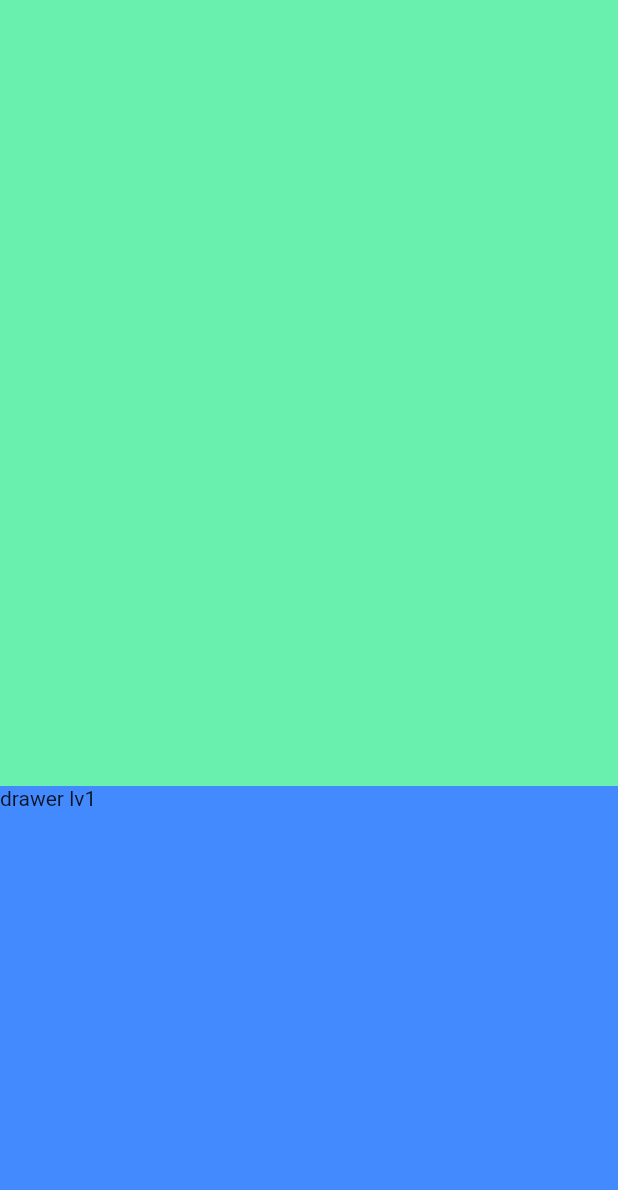
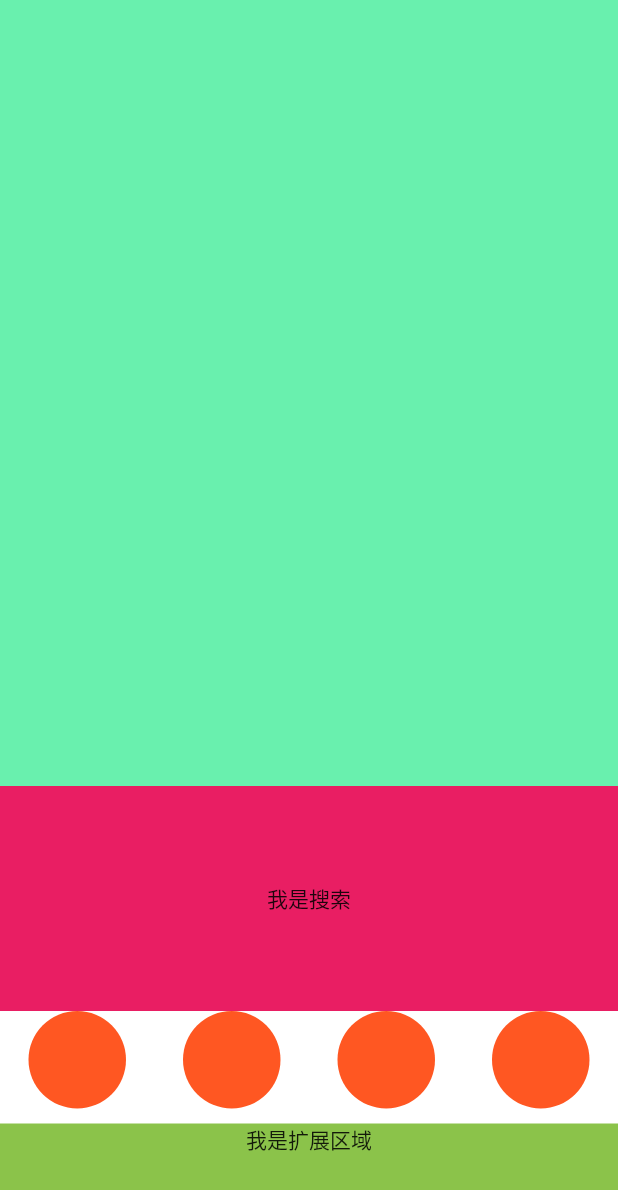
Before and after one commit to bladeofgod/flutter-mock-amap-drawer, a Flutter app: the screen it shows after launch, on a phone screen of 412 x 824 dp. Shown: the top 1190 px of the screen. Run offline on Flutter 3.47's test engine with Material 2 defaults, Android fonts, the phone set to English and light mode, and no system bars.

```diff
--- a/lib/drawer_demo.dart
+++ b/lib/drawer_demo.dart
@@ -57,12 +57,15 @@ class DrawerDemoState extends State<DrawerDemo> with SingleTickerProviderStateMi
   AnimationController animationController;
   Animation animation;
 
+  ///内部 扩展区widget的 position top
+  double expandPosTop;
 
+  double topArea ;
 
-  ///position top's flag
-  double top1;
-  double top2;
-  double top3;
+  ///stack 中 根container 的position 的top 值的三种情况
+  double top1;// DrawerLvl   lvl 1
+  double top2;// DrawerLvl   lvl 2
+  double top3;// DrawerLvl   lvl 3
 
   ///页面初始
   double initPositionTop;
@@ -74,6 +77,11 @@ class DrawerDemoState extends State<DrawerDemo> with SingleTickerProviderStateMi
 
   @override
   void initState() {
+
+    expandPosTop = searchHeight - minHeight + rowH;
+    topArea = 0;
+    log('init top', '$expandPosTop');
+
     animationController = AnimationController(vsync: this,duration: Duration(milliseconds: 300));
 
     top1 = size.height - drawerHeight;
@@ -84,6 +92,7 @@ class DrawerDemoState extends State<DrawerDemo> with SingleTickerProviderStateMi
 
     animationController.addListener(() {
       if(animation == null) return;
+      refreshExpandWidgetTop();
       setState(() {
         log('animation', '${animation.value}');
         initPositionTop = animation.value;
@@ -110,11 +119,47 @@ class DrawerDemoState extends State<DrawerDemo> with SingleTickerProviderStateMi
                 onVerticalDragStart: verticalDragStart,
                 onVerticalDragUpdate: verticalDragUpdate,
                 onVerticalDragEnd: verticalDragEnd,
-
                 child: Container(
                   width: size.width,height: drawerHeight,
-                  color: Colors.blueAccent,
-                  child: Text('drawer lv1'),
+                  color: Colors.white,
+                  child: Stack(
+                    children: <Widget>[
+                      ///search
+                      Container(
+                        alignment: Alignment.center,
+                        color: Colors.pink,
+                        width: size.width,height: searchHeight - minHeight,
+                        child: Text('我是搜索'),
+                      ),
+                      ///transform
+                      Positioned(
+                        top: searchHeight - minHeight,
+                        child: Container(
+                          alignment: Alignment.center,
+                          color: Colors.white,
+                          width: size.width,height: rowH * 3,
+                          child: Column(
+                            mainAxisAlignment: MainAxisAlignment.spaceBetween,
+                            children: <Widget>[
+                              normalRow(),
+                              normalRow(),
+                              normalRow()
+                            ],
+                          ),
+                        ),
+                      ),
+                      ///expand area
+                      Positioned(
+                        top: expandPosTop + topArea,
+                        child: Container(
+                          color: Colors.lightGreen,
+                          alignment: Alignment.topCenter,
+                          width: size.width,height: drawerHeight - searchHeight -rowH,///这里需要在滚动时向下滑动
+                          child: Text('我是扩展区域'),
+                        ),
+                      ),
+                    ],
+                  ),
                 ),
               ),
             )
@@ -122,6 +167,60 @@ class DrawerDemoState extends State<DrawerDemo> with SingleTickerProviderStateMi
 
           ],
         ),
+      ),
+    );
+  }
+
+  ///刷新 扩展区域的 position top值
+  ///这里的差值是 rowH * 2
+  refreshExpandWidgetTop(){
+    double progress = (initPositionTop-top2).abs() /(top2 - top1).abs();
+    if(drawerLvl == DrawerLvl.LVL2){
+      ///lvl2 滑向 lvl1时 不做处理
+      if(initPositionTop > top2) return;
+      log('progress', '$progress');
+      if(direction != null && direction == SlideDirection.Up){
+        topArea =  progress * (rowH*2).clamp(0, rowH*2);
+
+      }else if(direction != null && direction == SlideDirection.Down){
+        topArea =   (progress * (rowH*2).clamp(0, rowH*2));
+
+      }
+    }else if(drawerLvl == DrawerLvl.LVL1){
+      ///lvl2 滑向 lvl1时 不做处理
+      if(initPositionTop > top2) return;
+      if(direction != null && direction == SlideDirection.Up){
+        topArea = (progress) * (rowH*2).clamp(0, rowH*2);
+
+      }else if(direction != null && direction == SlideDirection.Down){
+        topArea =   ((progress) * (rowH*2).clamp(0, rowH*2));
+
+      }
+    }
+  }
+
+  ///变形金刚区的单行高
+  final double rowH = 75;
+
+  Widget normalRow(){
+    return Row(
+      mainAxisAlignment: MainAxisAlignment.spaceAround,
+      children: <Widget>[
+        normalCircle(),
+        normalCircle(),
+        normalCircle(),
+        normalCircle(),
+      ],
+    );
+  }
+
+  final double circleSize = 65;
+  Widget normalCircle(){
+    return Container(
+      width:circleSize ,height: circleSize,
+      decoration: BoxDecoration(
+        color: Colors.deepOrange,
+        shape: BoxShape.circle
       ),
     );
   }
@@ -174,6 +273,7 @@ class DrawerDemoState extends State<DrawerDemo> with SingleTickerProviderStateMi
 
     initPositionTop += dis;
     lastPos = details.globalPosition;
+    refreshExpandWidgetTop();
     setState(() {
 
     });
@@ -181,7 +281,7 @@ class DrawerDemoState extends State<DrawerDemo> with SingleTickerProviderStateMi
 
   void verticalDragEnd(DragEndDetails details){
     adjustPositionTop(details);
-    direction = null;
+    //direction = null;
     //lastPos = Offset.zero;
   }
 
```
